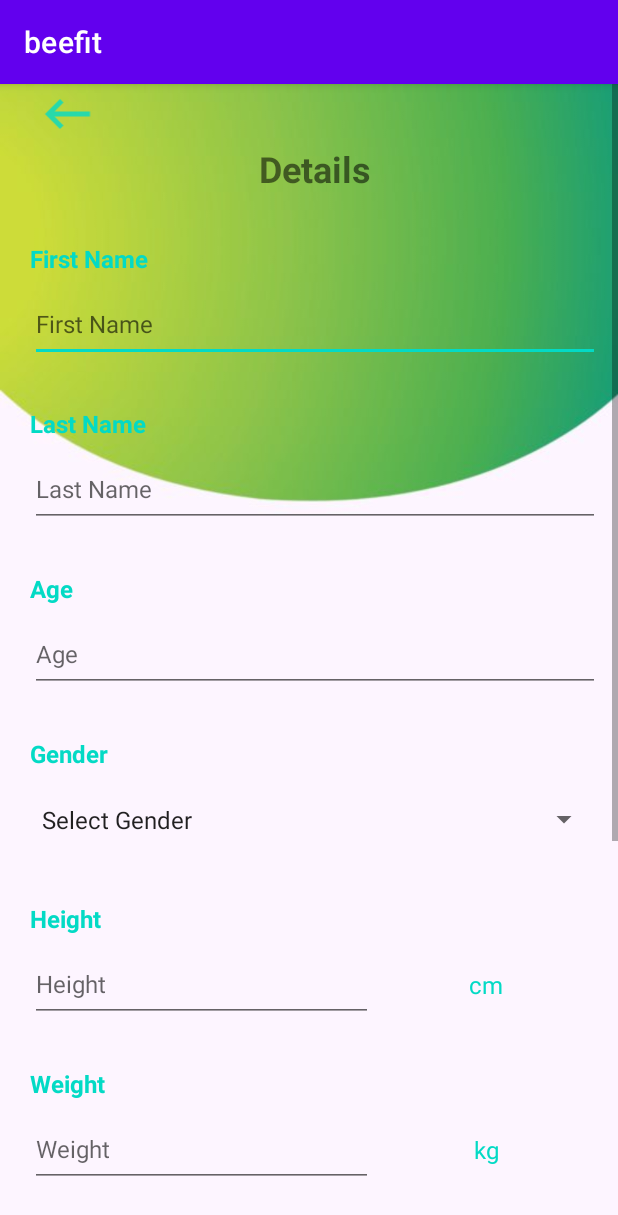
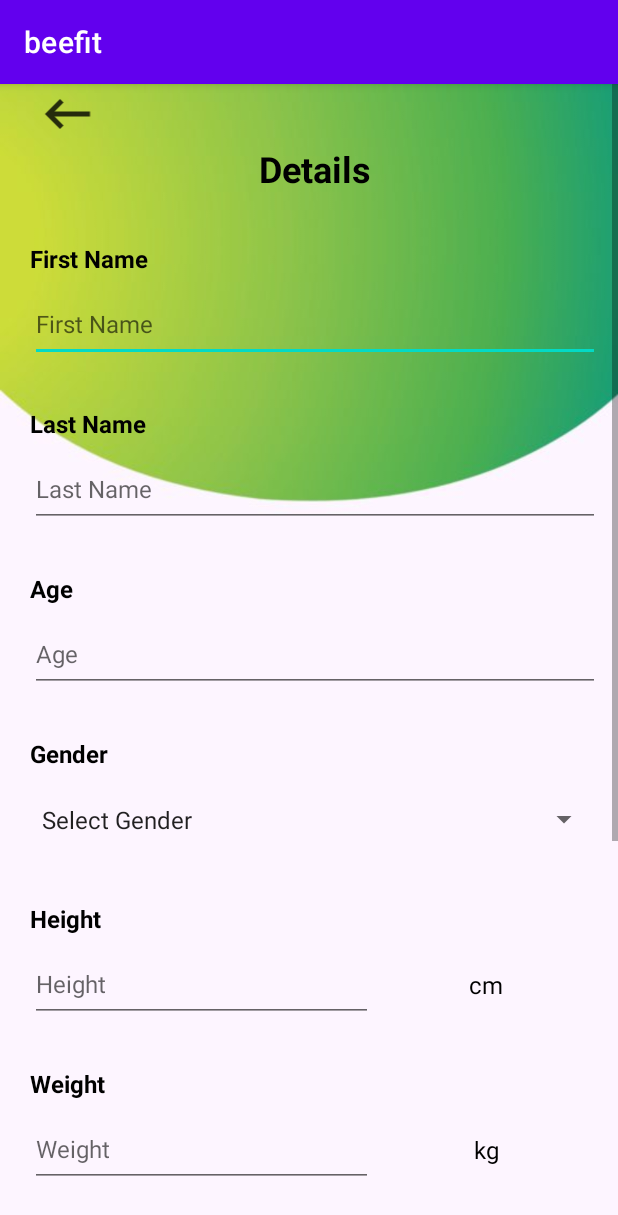
Before and after one commit to patrickmccarthy1/CS4084-MobileApp-BeeFit, an Android app: the Details screen opened directly, with no data from a screen before it, on a phone screen of 412 x 824 dp. Shown: the top 1215 px of the screen. Run offline under Robolectric (Android 15) with nearby library versions, the phone set to English and light mode, and no system bars; our stand-ins replace Firebase (no records; nobody signed in at launch, a user with empty details on screens opened directly).

Commit message:
Updated text colour to make it easier to read on new background

```diff
--- a/app/src/main/java/com/example/beefit/CreateExercise.java
+++ b/app/src/main/java/com/example/beefit/CreateExercise.java
@@ -95,7 +95,7 @@ public class CreateExercise extends AppCompatActivity {
         } else {
             //for reset
             exercise_name_title.setText("Name of Exercise");
-            exercise_name_title.setTextColor(Color.rgb(3, 218, 197));
+            calorie_burned_title.setTextColor(Color.rgb(0, 0, 0));
 
         }
 
@@ -105,7 +105,7 @@ public class CreateExercise extends AppCompatActivity {
             exercise_type_title.setTextColor(Color.rgb(200, 0, 0));
         } else {
             exercise_type_title.setText("Type of Exercise");
-            exercise_type_title.setTextColor(Color.rgb(3, 218, 197));
+            calorie_burned_title.setTextColor(Color.rgb(0, 0, 0));
         }
 
         if(edit_calories_burned.getText().toString().equals("")) {
@@ -115,7 +115,7 @@ public class CreateExercise extends AppCompatActivity {
         } else {
             //for reset
             calorie_burned_title.setText("Calories Burned");
-            calorie_burned_title.setTextColor(Color.rgb(3, 218, 197));
+            calorie_burned_title.setTextColor(Color.rgb(0, 0, 0));
 
         }
 
--- a/app/src/main/res/drawable-anydpi/ic_return_arrow.xml
+++ b/app/src/main/res/drawable-anydpi/ic_return_arrow.xml
@@ -3,7 +3,7 @@
     android:height="24dp"
     android:viewportWidth="24"
     android:viewportHeight="24"
-    android:tint="#03DAC5"
+    android:tint="#000"
     android:alpha="0.8">
   <path
       android:fillColor="@android:color/white"
--- a/app/src/main/res/layout/activity_details.xml
+++ b/app/src/main/res/layout/activity_details.xml
@@ -101,7 +101,7 @@
             android:layout_marginTop="30dp"
             android:text="First Name"
             android:textAlignment="viewStart"
-            android:textColor="@color/teal_200"
+            android:textColor="@color/black"
             android:textSize="16sp"
             android:textStyle="bold"
             app:layout_constraintEnd_toStartOf="@+id/guideline2"
@@ -115,7 +115,7 @@
             android:layout_marginTop="30dp"
             android:text="Weight Goal"
             android:textAlignment="viewStart"
-            android:textColor="@color/teal_200"
+            android:textColor="@color/black"
             android:textSize="16sp"
             android:textStyle="bold"
             app:layout_constraintEnd_toStartOf="@+id/guideline2"
@@ -130,7 +130,7 @@
             android:layout_marginTop="30dp"
             android:text="Activity Level"
             android:textAlignment="viewStart"
-            android:textColor="@color/teal_200"
+            android:textColor="@color/black"
             android:textSize="16sp"
             android:textStyle="bold"
             app:layout_constraintEnd_toStartOf="@+id/guideline2"
@@ -145,7 +145,7 @@
             android:layout_marginTop="30dp"
             android:text="Gender"
             android:textAlignment="viewStart"
-            android:textColor="@color/teal_200"
+            android:textColor="@color/black"
             android:textSize="16sp"
             android:textStyle="bold"
             app:layout_constraintEnd_toStartOf="@+id/guideline2"
@@ -160,7 +160,7 @@
             android:layout_marginTop="30dp"
             android:text="Goal"
             android:textAlignment="viewStart"
-            android:textColor="@color/teal_200"
+            android:textColor="@color/black"
             android:textSize="16sp"
             android:textStyle="bold"
             app:layout_constraintEnd_toStartOf="@+id/guideline2"
@@ -175,7 +175,7 @@
             android:layout_marginTop="30dp"
             android:text="Last Name"
             android:textAlignment="viewStart"
-            android:textColor="@color/teal_200"
+            android:textColor="@color/black"
             android:textSize="16sp"
             android:textStyle="bold"
             app:layout_constraintEnd_toStartOf="@+id/guideline2"
@@ -189,7 +189,7 @@
             android:layout_marginTop="30dp"
             android:text="Age"
             android:textAlignment="viewStart"
-            android:textColor="@color/teal_200"
+            android:textColor="@color/black"
             android:textSize="16sp"
             android:textStyle="bold"
             app:layout_constraintEnd_toStartOf="@+id/guideline2"
@@ -204,7 +204,7 @@
             android:layout_marginTop="30dp"
             android:text="Height"
             android:textAlignment="viewStart"
-            android:textColor="@color/teal_200"
+            android:textColor="@color/black"
             android:textSize="16sp"
             android:textStyle="bold"
             app:layout_constraintEnd_toStartOf="@+id/guideline2"
@@ -219,7 +219,7 @@
             android:layout_marginTop="30dp"
             android:text="Weight"
             android:textAlignment="viewStart"
-            android:textColor="@color/teal_200"
+            android:textColor="@color/black"
             android:textSize="16sp"
             android:textStyle="bold"
             app:layout_constraintEnd_toStartOf="@+id/guideline2"
@@ -232,6 +232,7 @@
             android:layout_width="0dp"
             android:layout_height="35dp"
             android:text="Details"
+            android:textColor="@color/black"
             android:textAlignment="center"
             android:textSize="24sp"
             android:textStyle="bold"
@@ -360,7 +361,7 @@
             android:gravity="center_vertical"
             android:text="cm"
             android:textAlignment="center"
-            android:textColor="@color/teal_200"
+            android:textColor="@color/black"
             android:textSize="16sp"
             app:layout_constraintEnd_toStartOf="@+id/guideline2"
             app:layout_constraintStart_toStartOf="@+id/guideline4"
@@ -373,7 +374,7 @@
             android:gravity="center_vertical"
             android:text="kg"
             android:textAlignment="center"
-            android:textColor="@color/teal_200"
+            android:textColor="@color/black"
             android:textSize="16sp"
             app:layout_constraintEnd_toStartOf="@+id/guideline2"
             app:layout_constraintHorizontal_bias="0.0"
@@ -387,7 +388,7 @@
             android:gravity="center_vertical"
             android:text="kg"
             android:textAlignment="center"
-            android:textColor="@color/teal_200"
+            android:textColor="@color/black"
             android:textSize="16sp"
             app:layout_constraintEnd_toStartOf="@+id/guideline2"
             app:layout_constraintHorizontal_bias="1.0"
--- a/app/src/main/res/layout/activity_workouts.xml
+++ b/app/src/main/res/layout/activity_workouts.xml
@@ -27,6 +27,7 @@
             android:layout_height="35dp"
             android:layout_marginTop="20dp"
             android:text="Your Workouts"
+            android:textColor="@color/black"
             android:textAlignment="center"
             android:textSize="24sp"
             android:textStyle="bold"
@@ -38,7 +39,7 @@
             android:id="@+id/user_underline"
             android:layout_width="0dp"
             android:layout_height="2dp"
-            android:background="@color/teal_200"
+            android:background="@color/black"
             app:layout_constraintEnd_toStartOf="@+id/guideline9"
             app:layout_constraintStart_toStartOf="@+id/guideline8"
             app:layout_constraintTop_toBottomOf="@+id/user_workout_title" />
```
Also changed, not shown: app/src/main/res/layout/activity_create_exercise.xml (+9 -8 lines), app/src/main/res/layout/activity_expanded_workout.xml (+9 -6 lines), 1 other file.
